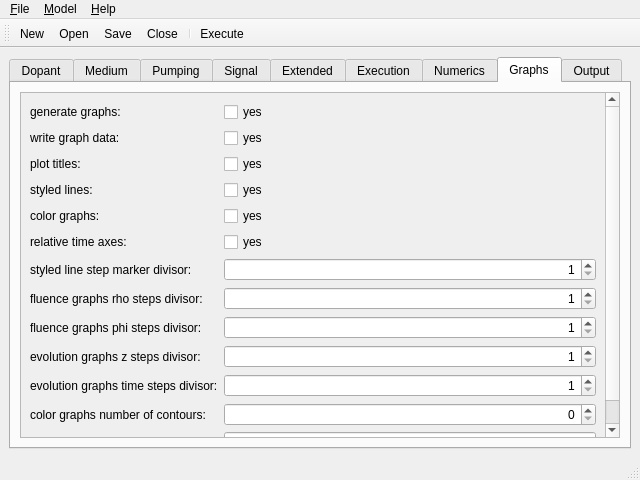
Before: the Qt Designer form npamp/mainwin.ui in vsemionov/npamp, drawn with Qt 5.
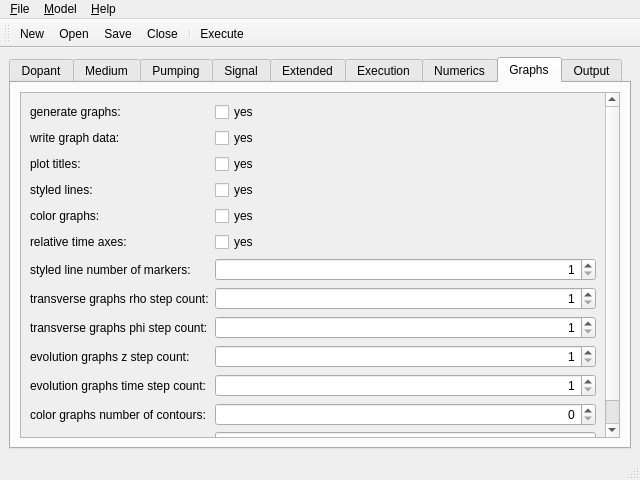
After: the same form once the commit is applied. The open tabs and pages were chosen to show the change. Icons and pictures are not drawn.

```diff
--- a/npamp/mainwin.ui
+++ b/npamp/mainwin.ui
@@ -1228,7 +1228,7 @@
             <item row="6" column="0">
              <widget class="QLabel" name="label_out_markers_step_divisor">
               <property name="text">
-               <string>styled line step marker divisor:</string>
+               <string>styled line number of markers:</string>
               </property>
              </widget>
             </item>
@@ -1248,7 +1248,7 @@
             <item row="7" column="0">
              <widget class="QLabel" name="label_out_rho_steps_divisor">
               <property name="text">
-               <string>fluence graphs rho steps divisor:</string>
+               <string>transverse graphs rho step count:</string>
               </property>
              </widget>
             </item>
@@ -1268,7 +1268,7 @@
             <item row="8" column="0">
              <widget class="QLabel" name="label_out_phi_steps_divisor">
               <property name="text">
-               <string>fluence graphs phi steps divisor:</string>
+               <string>transverse graphs phi step count:</string>
               </property>
              </widget>
             </item>
@@ -1288,7 +1288,7 @@
             <item row="9" column="0">
              <widget class="QLabel" name="label_out_z_steps_divisor">
               <property name="text">
-               <string>evolution graphs z steps divisor:</string>
+               <string>evolution graphs z step count:</string>
               </property>
              </widget>
             </item>
@@ -1308,7 +1308,7 @@
             <item row="10" column="0">
              <widget class="QLabel" name="label_out_t_steps_divisor">
               <property name="text">
-               <string>evolution graphs time steps divisor:</string>
+               <string>evolution graphs time step count:</string>
               </property>
              </widget>
             </item>
```
Left out of the diff: 24 changed lines with no effect on the pictures.
